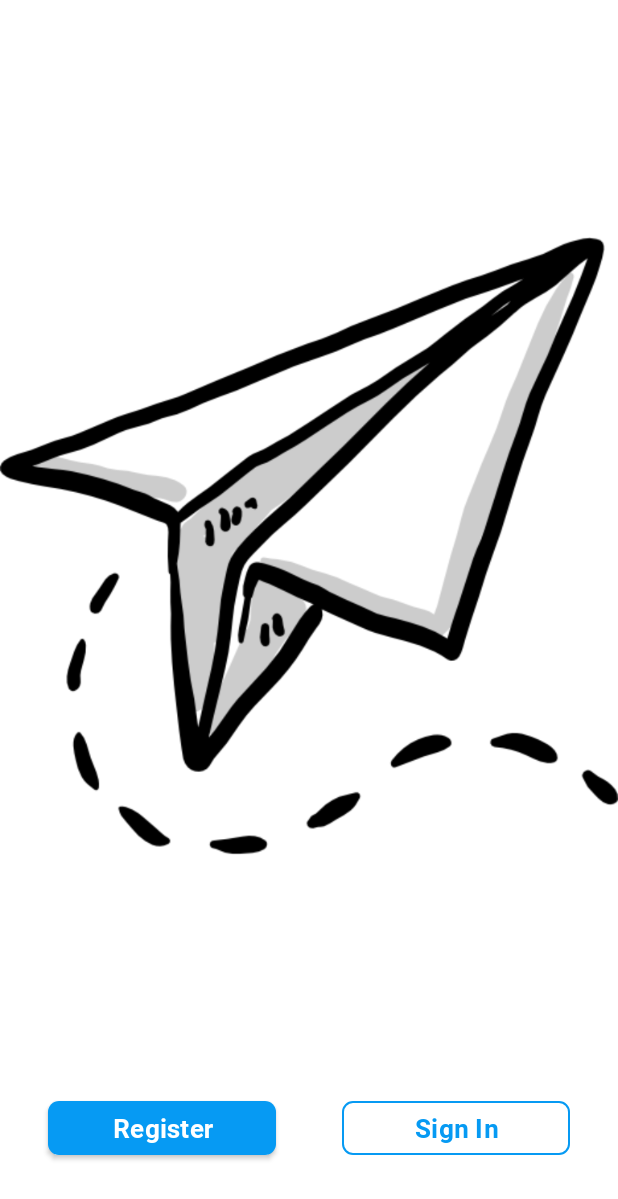
After one commit to adamkrcunovic/masters-android, an Android app: the fragment IntroLastFragment shown on its own in the app's theme, on a phone screen of 412 x 824 dp. The commit adds this screen. Shown: the top 1199 px of the screen. Run offline under Robolectric (Android 15) with nearby library versions, the phone set to English and light mode, and no system bars; our stand-ins replace Dagger/Hilt's generated code; 3 statements that could not run were skipped.

Commit message:
Onboard added

```diff
--- a/app/src/main/java/com/flightsearch/constants/ApplicationConstants.java
+++ b/app/src/main/java/com/flightsearch/constants/ApplicationConstants.java
@@ -8,4 +8,6 @@ public interface ApplicationConstants {
     public static final String USER_AUTHORIZATION_TOKEN = "USER_AUTHORIZATION_TOKEN";
     public static final String APP_FIRST_TIME_OPENING = "APP_FIRST_TIME_OPENING";
 
+    public static final String IMAGE_INDEX = "IMAGE_INDEX";
+
 }
--- /dev/null
+++ b/app/src/main/java/com/flightsearch/ui/intro/fragment/IntroLastFragment.java
@@ -0,0 +1,43 @@
+package com.flightsearch.ui.intro.fragment;
+
+import android.os.Bundle;
+
+import androidx.annotation.NonNull;
+import androidx.annotation.Nullable;
+import androidx.fragment.app.Fragment;
+
+import android.view.LayoutInflater;
+import android.view.View;
+import android.view.ViewGroup;
+
+import com.flightsearch.R;
+import com.flightsearch.databinding.FragmentIntroLastBinding;
+
+public class IntroLastFragment extends Fragment {
+
+    FragmentIntroLastBinding binding;
+
+    @Override
+    public View onCreateView(LayoutInflater inflater, ViewGroup container,
+                             Bundle savedInstanceState) {
+        View view = inflater.inflate(R.layout.fragment_intro_last, container, false);
+        binding = FragmentIntroLastBinding.bind(view);
+        return binding.getRoot();
+    }
+
+    @Override
+    public void onViewCreated(@NonNull View view, @Nullable Bundle savedInstanceState) {
+        super.onViewCreated(view, savedInstanceState);
+        setOnClickListeners();
+    }
+
+    private void setOnClickListeners() {
+        binding.materialButtonRegister.setOnClickListener(v -> {
+
+        });
+
+        binding.materialButtonSignIn.setOnClickListener(v -> {
+
+        });
+    }
+}
--- a/app/src/main/java/com/flightsearch/ui/splash/activity/SplashActivity.java
+++ b/app/src/main/java/com/flightsearch/ui/splash/activity/SplashActivity.java
@@ -58,7 +58,7 @@ public class SplashActivity extends BaseActivity {
                     if (application.isUserFirstTimeAppOpening()) {
                         startActivity(new Intent(SplashActivity.this, IntroActivity.class));
                     } else {
-                        startActivity(new Intent(SplashActivity.this, UserEntryActivity.class));
+                        startActivity(new Intent(SplashActivity.this, IntroActivity.class));
                     }
                 }
                 finish();
@@ -70,7 +70,6 @@ public class SplashActivity extends BaseActivity {
         /*binding.button.setOnClickListener(v -> {
             InRegisterDTO inRegisterDTO = new InRegisterDTO();
             inRegisterDTO.setEmail("aa@aa.com");
-            inRegisterDTO.setPassword("Adam123!");
             inRegisterDTO.setName("Aa");
             inRegisterDTO.setLastName("Bb");
             inRegisterDTO.setBirthday("1997-12-12");
--- a/app/src/main/java/com/flightsearch/utils/base/BaseFragment.java
+++ b/app/src/main/java/com/flightsearch/utils/base/BaseFragment.java
@@ -1,4 +1,6 @@
 package com.flightsearch.utils.base;
 
-public class BaseFragment {
+import androidx.fragment.app.Fragment;
+
+public class BaseFragment extends Fragment {
 }
--- /dev/null
+++ b/app/src/main/res/layout/fragment_intro_last.xml
@@ -0,0 +1,50 @@
+<?xml version="1.0" encoding="utf-8"?>
+<androidx.constraintlayout.widget.ConstraintLayout xmlns:android="http://schemas.android.com/apk/res/android"
+    xmlns:app="http://schemas.android.com/apk/res-auto"
+    xmlns:tools="http://schemas.android.com/tools"
+    android:layout_width="match_parent"
+    android:layout_height="match_parent">
+
+    <ImageView
+        android:id="@+id/imageView"
+        android:layout_width="match_parent"
+        android:layout_height="0dp"
+        android:contentDescription="Intro image"
+        android:src="@drawable/intro_4"
+        app:layout_constraintTop_toTopOf="parent"
+        app:layout_constraintBottom_toTopOf="@+id/constraintLayout"/>
+
+    <androidx.constraintlayout.widget.ConstraintLayout
+        android:id="@+id/constraintLayout"
+        android:layout_width="match_parent"
+        android:layout_height="wrap_content"
+        app:layout_constraintBottom_toBottomOf="parent">
+
+        <com.google.android.material.button.MaterialButton
+            android:id="@+id/materialButton_register"
+            style="@style/Theme.FlightSearch.Button.Filled"
+            android:layout_width="0dp"
+            android:layout_height="wrap_content"
+            android:text="Register"
+            app:layout_constraintTop_toTopOf="parent"
+            app:layout_constraintStart_toStartOf="parent"
+            app:layout_constraintEnd_toStartOf="@id/materialButton_sign_in"
+            app:layout_constraintBottom_toBottomOf="parent"
+            android:layout_marginBottom="48dp"
+            android:layout_marginHorizontal="32dp"/>
+
+        <com.google.android.material.button.MaterialButton
+            android:id="@+id/materialButton_sign_in"
+            style="@style/Theme.FlightSearch.Button.Outline.Oval"
+            android:layout_width="0dp"
+            android:layout_height="wrap_content"
+            android:text="Sign In"
+            app:layout_constraintTop_toTopOf="parent"
+            app:layout_constraintEnd_toEndOf="parent"
+            app:layout_constraintStart_toEndOf="@id/materialButton_register"
+            android:layout_marginStart="12dp"
+            android:layout_marginEnd="32dp"/>
+
+    </androidx.constraintlayout.widget.ConstraintLayout>
+
+</androidx.constraintlayout.widget.ConstraintLayout>
--- /dev/null
+++ b/app/src/main/res/layout/fragment_intro_picture.xml
@@ -0,0 +1,6 @@
+<?xml version="1.0" encoding="utf-8"?>
+<ImageView xmlns:android="http://schemas.android.com/apk/res/android"
+    android:id="@+id/imageView"
+    android:layout_width="match_parent"
+    android:layout_height="match_parent"
+    android:contentDescription="Intro image" />
--- a/app/src/main/res/values/strings.xml
+++ b/app/src/main/res/values/strings.xml
@@ -1,3 +1,5 @@
 <resources>
     <string name="app_name">FlightSearch</string>
+    <!-- TODO: Remove or change this placeholder text -->
+    <string name="hello_blank_fragment">Hello blank fragment</string>
 </resources>
```
Also changed, not shown: app/src/main/java/com/flightsearch/ui/intro/ViewPagerAdapter.java (added, +36 -0 lines), app/src/main/java/com/flightsearch/ui/intro/activity/IntroActivity.java (+30 -0 lines), app/src/main/java/com/flightsearch/ui/intro/fragment/IntroPictureFragment.java (added, +44 -0 lines), app/src/main/res/drawable/intro_1.png (added), app/src/main/res/drawable/intro_2.png (added), app/src/main/res/drawable/intro_3.png (added), app/src/main/res/drawable/intro_4.png (added).
